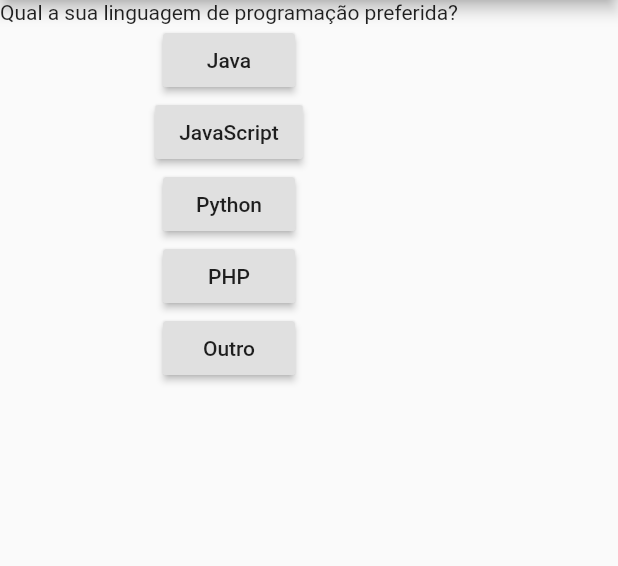
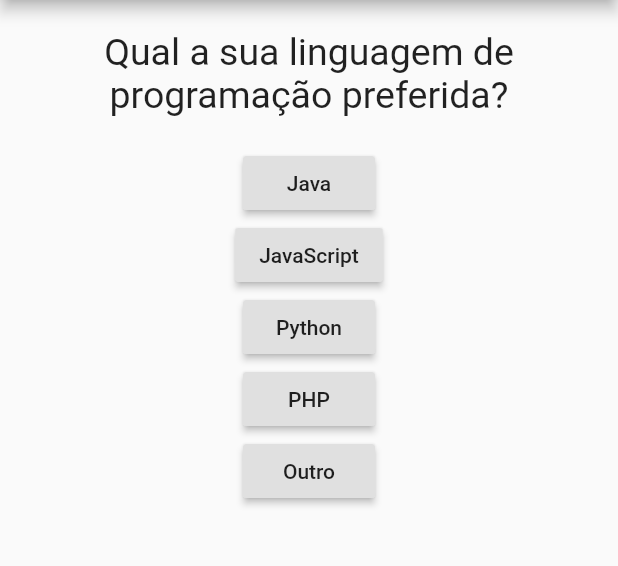
Before and after one commit to Flutter-Studies/Favorite-language, a Flutter app: the screen it shows after launch, on a phone screen of 412 x 824 dp, the part 84-650 px from its top. Run offline on Flutter 3.47's test engine with Material 2 defaults, Android fonts, the phone set to English and light mode, and no system bars.

Commit message:
importing the question class

```diff
--- a/lib/main.dart
+++ b/lib/main.dart
@@ -1,7 +1,8 @@
 import 'package:flutter/material.dart';
+import './questao.dart';
+
 
 main() => runApp(PerguntaApp());
-
 
 class PerguntaApp extends StatefulWidget {
 
@@ -30,7 +31,7 @@ class PerguntaAppState extends State<PerguntaApp> {
         ),
         body: Column(
           children: <Widget>[
-            Text(pergunta),
+            Questao(pergunta),
 
             RaisedButton(
 
```
